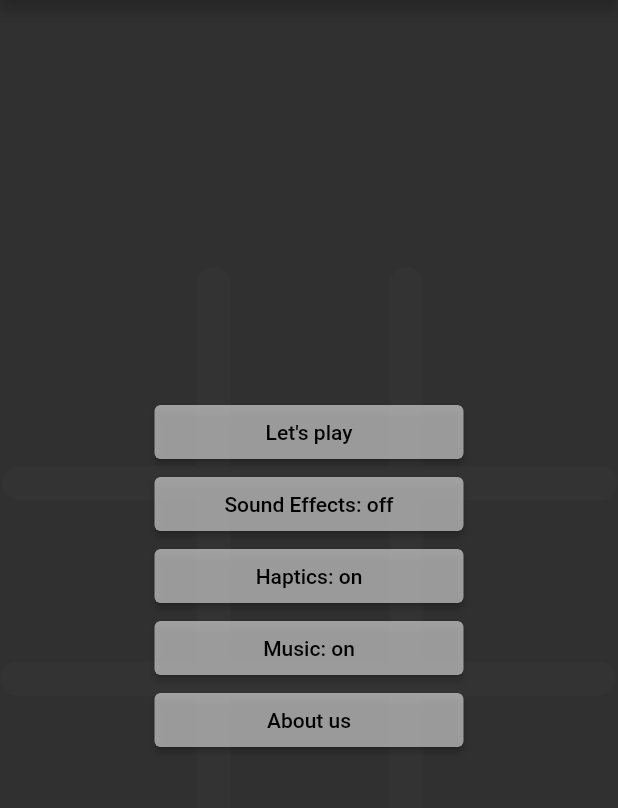
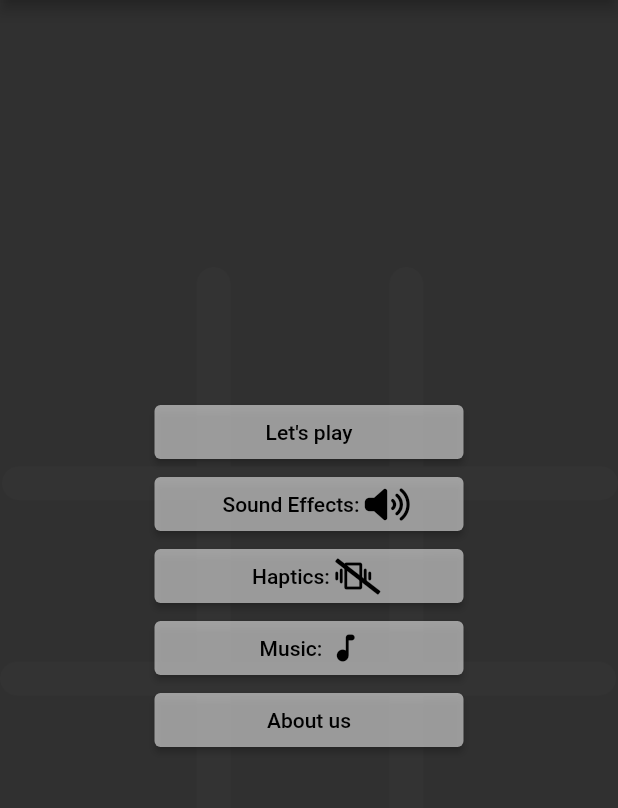
Before and after one commit to abraraltaf92/tic_tac_toe, a Flutter app: the screen it shows after launch, on a phone screen of 412 x 824 dp, the part 84-892 px from its top. Run offline on Flutter 3.47's test engine with Material 2 defaults, Android fonts, the phone set to English and light mode, and no system bars; our stand-ins replace animated_splash_screen, animated_text_kit, audioplayers, auto_size_text, flutter_icons, flutter_neumorphic and 6 more; missing offline and left inert: flame, launch_review, system_settings; statements that could not run were skipped.

Commit message:
added icons on homeScreen

```diff
--- a/lib/main.dart
+++ b/lib/main.dart
@@ -39,7 +39,7 @@ Future<void> main() async {
               isHapticPemission: prefs.getBool('isHapticPermission') ?? true)),
       ChangeNotifierProvider(
           create: (_) => MusicProvider(
-                isMusic: prefs.getBool('isMusic') ?? false,
+                isMusic: prefs.getBool('isMusic') ?? true,
               )),
     ],
     child: MyApp(),
--- a/lib/notifiers/music.dart
+++ b/lib/notifiers/music.dart
@@ -10,7 +10,7 @@ class MusicProvider extends ChangeNotifier {
   MusicProvider({@required bool isMusic}) {
     _selectedMusic = isMusic;
     SharedPreferences.getInstance().then((prefs) {
-      bool isMusic = prefs.getBool('isMusic') ?? false;
+      bool isMusic = prefs.getBool('isMusic') ?? true;
 
       if (isMusic) {
         playFile();
@@ -29,7 +29,7 @@ class MusicProvider extends ChangeNotifier {
     notifyListeners();
   }
 
-  bool get getMusic => _selectedMusic ?? false;
+  bool get getMusic => _selectedMusic ?? true;
 
   void playFile() {
     if (!Flame.bgm.isPlaying) {
--- a/lib/ui/home.dart
+++ b/lib/ui/home.dart
@@ -365,11 +365,23 @@ class _HomeState extends State<Home> {
         width: MediaQuery.of(context).size.width * 0.5,
         child: ElevatedButton(
           child: (isSound)
-              ? Text(
-                  'Sound Effects: off',
-                  textAlign: TextAlign.center,
+              ? Row(
+                  mainAxisAlignment: MainAxisAlignment.center,
+                  children: [
+                    Text(
+                      'Sound Effects:  ',
+                      textAlign: TextAlign.center,
+                    ),
+                    Icon(FontAwesome.volume_up)
+                  ],
                 )
-              : Text('Sound Effects: on', textAlign: TextAlign.center),
+              : Row(
+                  mainAxisAlignment: MainAxisAlignment.center,
+                  children: [
+                    Text('Sound Effects:  ', textAlign: TextAlign.center),
+                    Icon(FontAwesome.volume_off)
+                  ],
+                ),
           style: ButtonStyle(
               backgroundColor: isDark
                   ? MaterialStateColor.resolveWith((states) => Colors.white54)
@@ -395,11 +407,29 @@ class _HomeState extends State<Home> {
         width: MediaQuery.of(context).size.width * 0.5,
         child: ElevatedButton(
           child: (isHaptic)
-              ? Text(
-                  'Haptics: off',
-                  textAlign: TextAlign.center,
+              ? Row(
+                  mainAxisAlignment: MainAxisAlignment.center,
+                  children: [
+                    Text(
+                      'Haptics:  ',
+                      textAlign: TextAlign.center,
+                    ),
+                    Icon(Icons.vibration_rounded),
+                  ],
                 )
-              : Text('Haptics: on', textAlign: TextAlign.center),
+              : Row(
+                  mainAxisAlignment: MainAxisAlignment.center,
+                  children: [
+                    Text('Haptics:  ', textAlign: TextAlign.center),
+                    Stack(
+                      fit: StackFit.loose,
+                      children: [
+                        Icon(FontAwesome5Solid.slash),
+                        Icon(Icons.vibration_rounded),
+                      ],
+                    )
+                  ],
+                ),
           style: ButtonStyle(
               backgroundColor: isDark
                   ? MaterialStateColor.resolveWith((states) => Colors.white54)
@@ -541,15 +571,23 @@ class _HomeState extends State<Home> {
         width: MediaQuery.of(context).size.width * 0.5,
         child: ElevatedButton(
           child: (isMusic)
-              ? Text(
-                  'Music: off',
-                  textAlign: TextAlign.center,
+              ? Row(
+                  mainAxisAlignment: MainAxisAlignment.center,
+                  children: [
+                    Text(
+                      'Music:  ',
+                      textAlign: TextAlign.center,
+                    ),
+                    Icon(Icons.music_note_rounded)
+                  ],
                 )
-              : Text('Music: on', textAlign: TextAlign.center),
-          // child: Text(
-          //   'Music: on',
-          //   textAlign: TextAlign.center,
-          // ),
+              : Row(
+                  mainAxisAlignment: MainAxisAlignment.center,
+                  children: [
+                    Text('Music: ', textAlign: TextAlign.center),
+                    Icon(Icons.music_off_rounded)
+                  ],
+                ),
           style: ButtonStyle(
               backgroundColor: isDark
                   ? MaterialStateColor.resolveWith((states) => Colors.white54)
@@ -568,11 +606,6 @@ class _HomeState extends State<Home> {
               musicProvider.stopFile();
             }
             await musicProvider.swapMusic();
-
-            // _displaySnack(
-            //     msg: 'Work in progress...',
-            //     isDark: isDark,
-            //     gravity: ToastGravity.CENTER);
           },
         ));
   }
```
Also changed, not shown: 2 other files.
